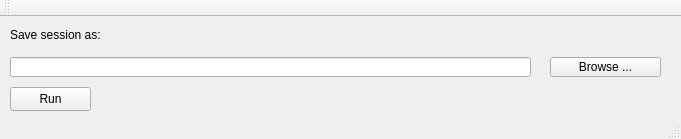
Qt form src/mainwindow.ui (gimlidc/SonoGrabber) before a commit.
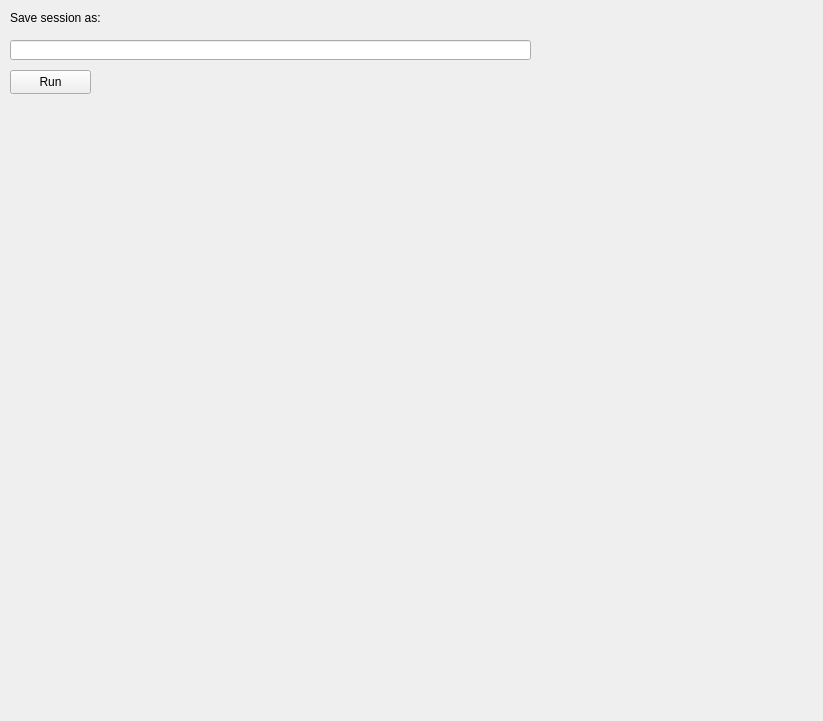
The same form after that commit.

Commit message: Captured images are shown LIVE

```diff
--- a/src/mainwindow.ui
+++ b/src/mainwindow.ui
@@ -6,8 +6,8 @@
    <rect>
     <x>0</x>
     <y>0</y>
-    <width>681</width>
-    <height>139</height>
+    <width>823</width>
+    <height>721</height>
    </rect>
   </property>
   <property name="windowTitle">
@@ -53,29 +53,20 @@
      </rect>
     </property>
    </widget>
-   <widget class="QPushButton" name="browseButton">
+   <widget class="QLabel" name="sonoImage">
     <property name="geometry">
      <rect>
-      <x>550</x>
-      <y>40</y>
-      <width>111</width>
-      <height>20</height>
+      <x>10</x>
+      <y>110</y>
+      <width>800</width>
+      <height>600</height>
      </rect>
     </property>
     <property name="text">
-     <string>Browse ...</string>
+     <string/>
     </property>
    </widget>
   </widget>
-  <widget class="QToolBar" name="mainToolBar">
-   <attribute name="toolBarArea">
-    <enum>TopToolBarArea</enum>
-   </attribute>
-   <attribute name="toolBarBreak">
-    <bool>false</bool>
-   </attribute>
-  </widget>
-  <widget class="QStatusBar" name="statusBar"/>
  </widget>
  <layoutdefault spacing="6" margin="11"/>
  <resources/>
```
The commit also changes 5 other files.
